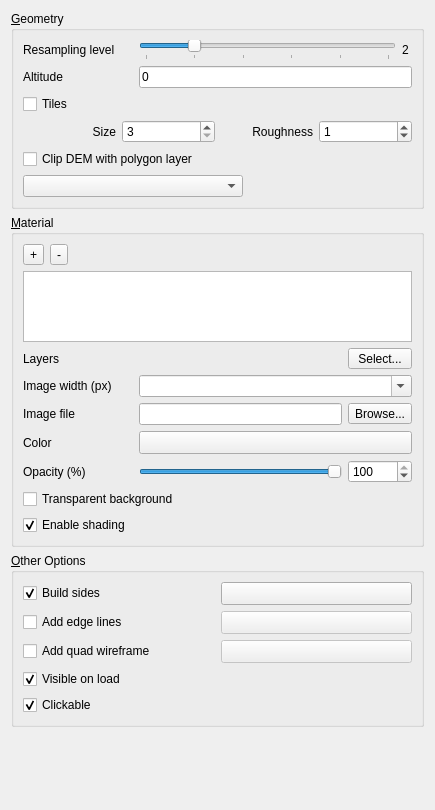
Qt form ui/demproperties.ui (minorua/Qgis2threejs) before a commit.
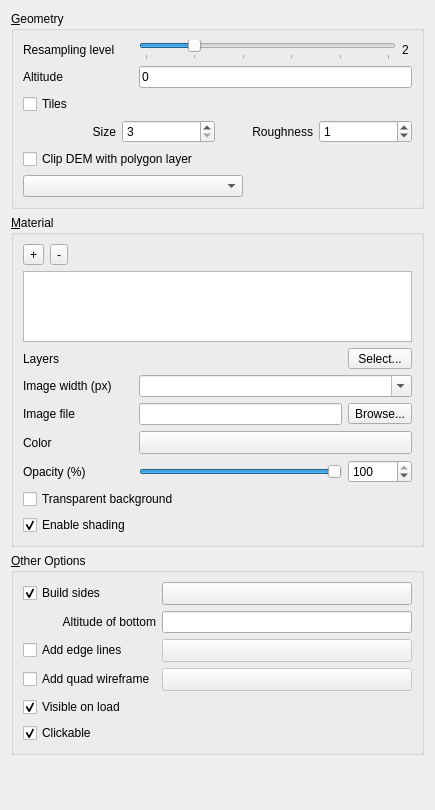
The same form after that commit. Custom widgets are drawn as their Qt base class.

Commit message: DEM: add setting for bottom altitude

The edit to the form file:
```diff
--- a/ui/demproperties.ui
+++ b/ui/demproperties.ui
@@ -443,14 +443,14 @@
         </property>
        </widget>
       </item>
-      <item row="1" column="0">
+      <item row="2" column="0">
        <widget class="QCheckBox" name="checkBox_Frame">
         <property name="text">
          <string>Add edge lines</string>
         </property>
        </widget>
       </item>
-      <item row="3" column="0" colspan="2">
+      <item row="4" column="0" colspan="2">
        <widget class="QCheckBox" name="checkBox_Visible">
         <property name="text">
          <string>Visible on load</string>
@@ -460,7 +460,7 @@
         </property>
        </widget>
       </item>
-      <item row="2" column="1">
+      <item row="3" column="1">
        <widget class="QgsColorButton" name="toolButton_WireframeColor">
         <property name="enabled">
          <bool>false</bool>
@@ -473,27 +473,27 @@
         </property>
        </widget>
       </item>
-      <item row="1" column="1">
-       <widget class="QgsColorButton" name="toolButton_EdgeColor">
-        <property name="enabled">
-         <bool>false</bool>
-        </property>
-        <property name="sizePolicy">
-         <sizepolicy hsizetype="Preferred" vsizetype="Fixed">
-          <horstretch>0</horstretch>
-          <verstretch>0</verstretch>
-         </sizepolicy>
-        </property>
-       </widget>
-      </item>
-      <item row="2" column="0">
+      <item row="3" column="0">
        <widget class="QCheckBox" name="checkBox_Wireframe">
         <property name="text">
          <string>Add quad wireframe</string>
         </property>
        </widget>
       </item>
-      <item row="4" column="0">
+      <item row="2" column="1">
+       <widget class="QgsColorButton" name="toolButton_EdgeColor">
+        <property name="enabled">
+         <bool>false</bool>
+        </property>
+        <property name="sizePolicy">
+         <sizepolicy hsizetype="Preferred" vsizetype="Fixed">
+          <horstretch>0</horstretch>
+          <verstretch>0</verstretch>
+         </sizepolicy>
+        </property>
+       </widget>
+      </item>
+      <item row="5" column="0">
        <widget class="QCheckBox" name="checkBox_Clickable">
         <property name="text">
          <string>Clickable</string>
@@ -503,6 +503,19 @@
         </property>
        </widget>
       </item>
+      <item row="1" column="0">
+       <widget class="QLabel" name="label_Bottom">
+        <property name="text">
+         <string>Altitude of bottom</string>
+        </property>
+        <property name="alignment">
+         <set>Qt::AlignRight|Qt::AlignTrailing|Qt::AlignVCenter</set>
+        </property>
+       </widget>
+      </item>
+      <item row="1" column="1">
+       <widget class="QLineEdit" name="lineEdit_Bottom"/>
+      </item>
      </layout>
     </widget>
    </item>
```
Left out of the diff: 32 changed lines with no effect on the pictures. The commit also changes 6 other files.
